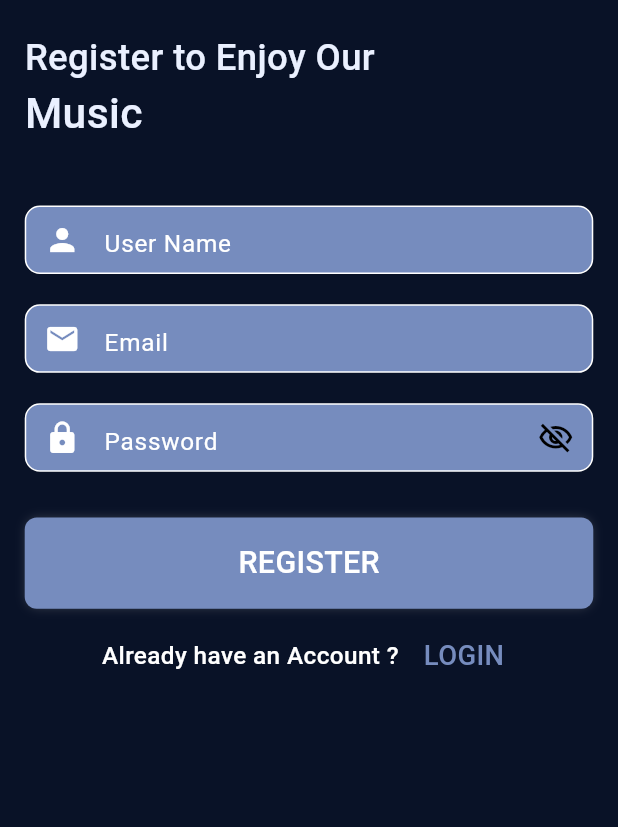
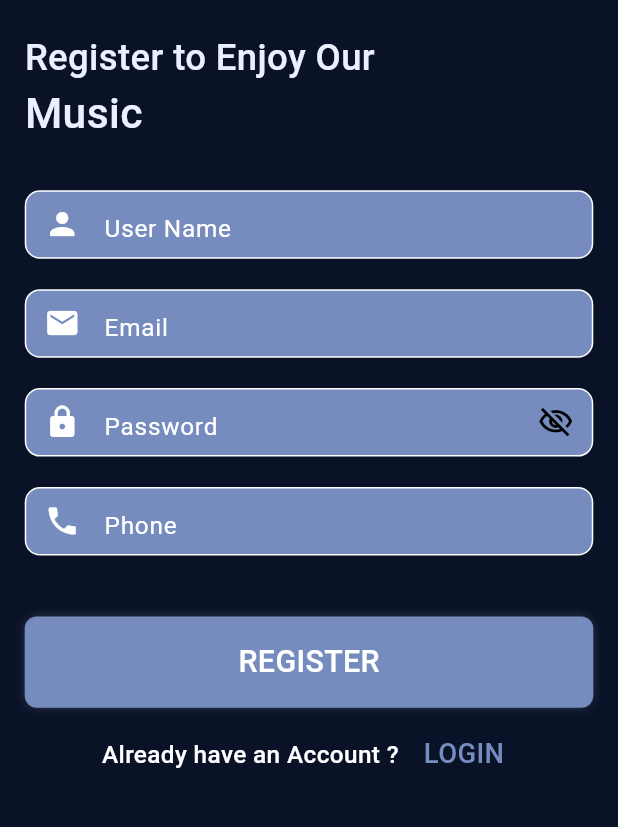
Before and after one commit to Muhammad-Nasser-Flutter/Flutez, a Flutter app: the RegisterScreen screen opened by its route, on a phone screen of 412 x 824 dp, the part 350-1177 px from its top. Run offline on Flutter 3.47's test engine with Material 3 defaults, Android fonts, the light colour scheme and no system bars; our stand-ins replace audio_service, audio_video_progress_bar, cached_network_image, cloud_firestore, dio, easy_localization and 13 more; accounts and stored records are empty; Roboto replaces fonts that are missing (Montserrat).

```diff
--- a/lib/features/Auth/presentation/Screens/login_screen.dart
+++ b/lib/features/Auth/presentation/Screens/login_screen.dart
@@ -98,7 +98,7 @@ class LoginScreen extends StatelessWidget {
                       text: "LOGIN",
                       color: AppColors.smallTextColor,
                       onPressed: () {
-                        context.pushNamed(Routes.homeScreen);
+                        authCubit.login(email: emailController.text, pass: passController.text,  context: context);
                       },
                     ),
                     SizedBox(
--- a/lib/features/Auth/presentation/Screens/register_screen.dart
+++ b/lib/features/Auth/presentation/Screens/register_screen.dart
@@ -18,6 +18,7 @@ class RegisterScreen extends StatelessWidget {
   var emailController = TextEditingController();
   var passController = TextEditingController();
   var userNameController = TextEditingController();
+  var phoneController = TextEditingController();
   @override
   Widget build(BuildContext context) {
     return Scaffold(
@@ -26,7 +27,7 @@ class RegisterScreen extends StatelessWidget {
           padding: EdgeInsets.symmetric(vertical: 10.h, horizontal: 15.w),
           child: BlocConsumer<AuthCubit, AuthStates>(
             listener: (context, state) {
-              if(state is RegisterSuccessState){
+              if (state is RegisterSuccessState) {
                 context.pushReplacementNamed(Routes.homeScreen);
               }
             },
@@ -58,15 +59,12 @@ class RegisterScreen extends StatelessWidget {
                     Text24(text: "Register to Enjoy Our"),
                     Text28(text: "Music"),
                     SizedBox(
-                      height: 40.h,
+                      height: 30.h,
                     ),
                     CustomTextFormField(
-                      prefixIcon: InkWell(
-                        onTap: () {},
-                        child: const Icon(
-                          Icons.person,
-                          color: Colors.white,
-                        ),
+                      prefixIcon: const Icon(
+                        Icons.person,
+                        color: Colors.white,
                       ),
                       hintText: "User Name",
                       controller: userNameController,
@@ -110,13 +108,41 @@ class RegisterScreen extends StatelessWidget {
                       validator: (s) {},
                     ),
                     SizedBox(
-                      height: 30.h,
+                      height: 20.h,
+                    ),
+                    CustomTextFormField(
+                      prefixIcon: const Icon(
+                        Icons.phone,
+                        color: Colors.white,
+                      ),
+                      hintText: "Phone",
+                      controller: phoneController,
+                      borderWidth: 1,
+                      keyboardType: TextInputType.phone,
+                      validator: (s) {},
+                    ),
+                    SizedBox(
+                      height: 40.h,
                     ),
                     CustomButton(
                       width: double.maxFinite,
                       text: "REGISTER",
                       color: AppColors.smallTextColor,
                       onPressed: () {
+                        if (authCubit.checkValidity(
+                          email: emailController.text,
+                          pass: passController.text,
+                          userName: userNameController.text,
+                          phone:phoneController.text
+                        )) {
+                          authCubit.register(
+                            email: emailController.text,
+                            pass: passController.text,
+                            userName: userNameController.text,
+                            phone: phoneController.text,
+                            context: context,
+                          );
+                        }
                       },
                     ),
                     SizedBox(
--- /dev/null
+++ b/lib/features/home/presentation/widgets/drawer/LogoutCubit/states.dart
@@ -0,0 +1,5 @@
+abstract class LogoutStates{}
+
+class LogoutInitialState extends LogoutStates {}
+
+class LogoutSuccessState extends LogoutStates {}
```
Also changed, not shown: lib/features/Auth/Bloc/auth_cubit.dart (+38 -8 lines), lib/features/home/presentation/widgets/drawer/LogoutCubit/cubit.dart (added, +15 -0 lines), lib/features/home/presentation/widgets/drawer/custom_drawer.dart (+26 -0 lines).
